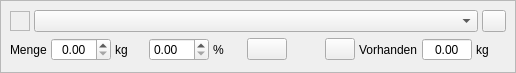
kleiner-brauhelfer/kleiner-brauhelfer-2, file kleiner-brauhelfer/widgets/wdgmalzgabe.ui: the form before one commit.
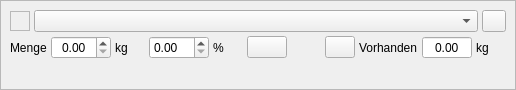
The form after the commit. Icons and pictures are not drawn. Custom widgets are drawn as their Qt base class.

Diff of the .ui file:
```diff
--- a/kleiner-brauhelfer/widgets/wdgmalzgabe.ui
+++ b/kleiner-brauhelfer/widgets/wdgmalzgabe.ui
@@ -7,7 +7,7 @@
     <x>0</x>
     <y>0</y>
     <width>516</width>
-    <height>73</height>
+    <height>90</height>
    </rect>
   </property>
   <property name="autoFillBackground">
@@ -324,6 +324,9 @@
         </item>
        </layout>
       </item>
+      <item>
+       <widget class="QLabel" name="lblWarnung"/>
+      </item>
      </layout>
     </widget>
    </item>
```
Left out of the diff: 25 changed lines with no effect on the pictures.
